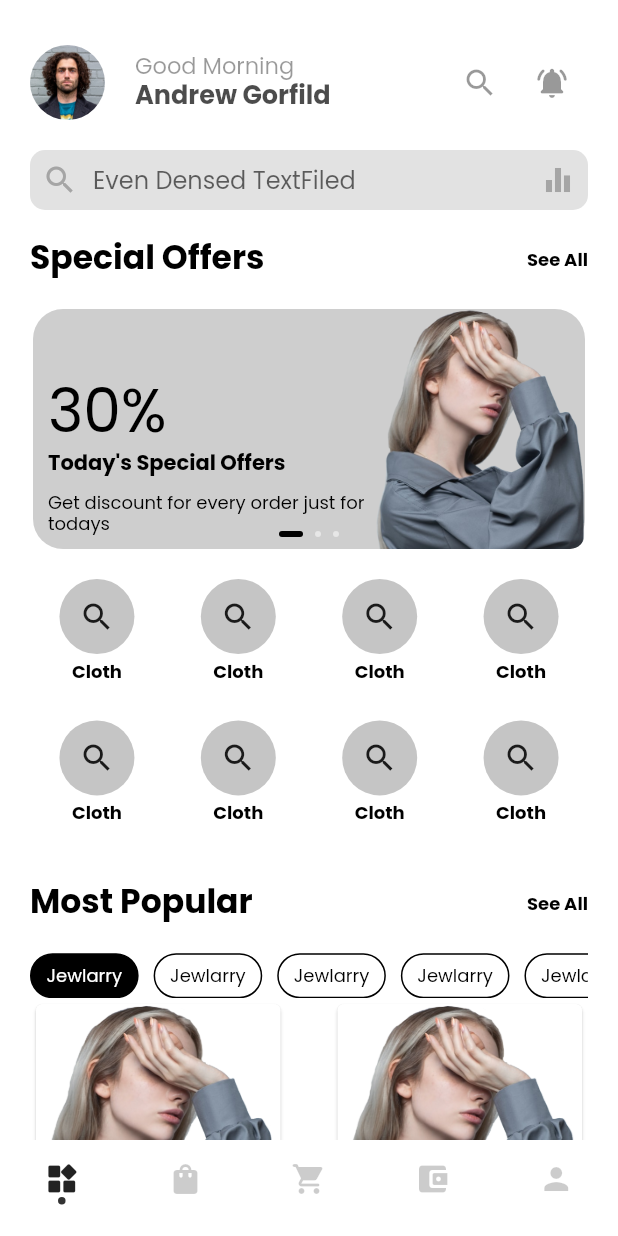
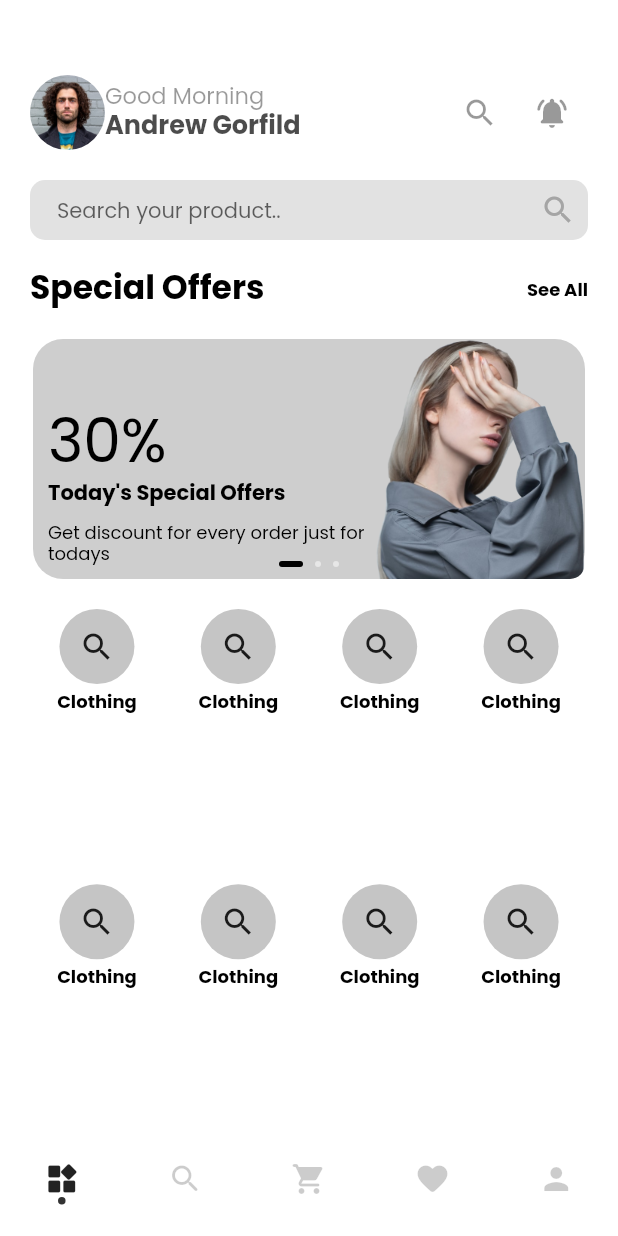
Before and after one commit to rizveejack/ecomapp, a Flutter app: the screen it shows after launch, on a phone screen of 412 x 824 dp. Run offline on Flutter 3.47's test engine with Material 2 defaults, Android fonts, the phone set to English and light mode, and no system bars.

Commit message:
fix search

```diff
--- a/lib/screens/home_screen/category_tabs.dart
+++ b/lib/screens/home_screen/category_tabs.dart
@@ -58,11 +58,13 @@ class _CategoryTabState extends State<CategoryTab> {
             shrinkWrap: true,
             scrollDirection: Axis.vertical,
             physics: const NeverScrollableScrollPhysics(),
-            gridDelegate: const SliverGridDelegateWithFixedCrossAxisCount(
-                crossAxisCount: 2,
-                crossAxisSpacing: 30,
-                mainAxisSpacing: 30,
-                childAspectRatio: 0.55),
+            gridDelegate: SliverGridDelegateWithFixedCrossAxisCount(
+              crossAxisCount: 2,
+              crossAxisSpacing: 20,
+              mainAxisSpacing: 20,
+              childAspectRatio: MediaQuery.of(context).size.width /
+                  (MediaQuery.of(context).size.height),
+            ),
             itemBuilder: (_, index) {
               return SizedBox(
                 width: double.infinity,
@@ -77,8 +79,9 @@ class _CategoryTabState extends State<CategoryTab> {
                       ),
                     ),
                     const CustomText(
+                      isellipsis: true,
                       text: "Product name like as bal sal",
-                      size: 16,
+                      size: 14,
                       textColor: Colors.black,
                     ),
                     const SizedBox(
--- a/lib/screens/home_screen/header_profile.dart
+++ b/lib/screens/home_screen/header_profile.dart
@@ -9,10 +9,13 @@ class HeaderProfile extends StatelessWidget {
 
   @override
   Widget build(BuildContext context) {
+    double width = MediaQuery.of(context).size.width / 5;
+
     return Row(
       mainAxisAlignment: MainAxisAlignment.spaceBetween,
       children: [
         Row(
+          mainAxisAlignment: MainAxisAlignment.spaceEvenly,
           children: [
             Container(
               width: 50,
@@ -23,9 +26,6 @@ class HeaderProfile extends StatelessWidget {
                     image: AssetImage("assets/images/man.jpg"),
                     fit: BoxFit.fitHeight),
               ),
-            ),
-            const SizedBox(
-              width: 20,
             ),
             Column(
               crossAxisAlignment: CrossAxisAlignment.start,
--- a/lib/screens/home_screen/home_screen.dart
+++ b/lib/screens/home_screen/home_screen.dart
@@ -18,7 +18,7 @@ class HomeScreen extends StatelessWidget {
       padding: const EdgeInsets.only(
         left: 20,
         right: 20,
-        top: 30,
+        top: 50,
       ),
       child: SingleChildScrollView(
         child: Column(
--- a/lib/screens/home_screen/populear_category.dart
+++ b/lib/screens/home_screen/populear_category.dart
@@ -10,10 +10,12 @@ class PopulearCategory extends StatelessWidget {
     return GridView.builder(
       physics: const NeverScrollableScrollPhysics(),
       shrinkWrap: true,
-      gridDelegate: const SliverGridDelegateWithFixedCrossAxisCount(
+      gridDelegate: SliverGridDelegateWithFixedCrossAxisCount(
         crossAxisCount: 4,
         crossAxisSpacing: 5,
         mainAxisSpacing: 5,
+        childAspectRatio: MediaQuery.of(context).size.width /
+            (MediaQuery.of(context).size.height),
       ),
       itemCount: 8,
       itemBuilder: (_, index) {
@@ -34,7 +36,7 @@ class PopulearCategory extends StatelessWidget {
                 height: 5,
               ),
               const CustomText(
-                text: "Cloth",
+                text: "Clothing",
                 size: 12,
                 textColor: Colors.black,
                 isHeading: true,
--- a/lib/screens/home_screen/search_bar.dart
+++ b/lib/screens/home_screen/search_bar.dart
@@ -16,24 +16,27 @@ class SearchBar extends StatelessWidget {
         borderRadius: BorderRadius.circular(10),
       ),
       child: Row(
+        mainAxisAlignment: MainAxisAlignment.center,
+        crossAxisAlignment: CrossAxisAlignment.center,
         children: [
-          Icon(
-            Icons.search,
-            color: Colors.grey.withOpacity(0.9),
-          ),
           Expanded(
             child: TextFormField(
+              cursorColor: Colors.black.withOpacity(0.3),
               decoration: const InputDecoration(
-                enabledBorder: InputBorder.none,
-                hintText: 'Even Densed TextFiled',
+                border: InputBorder.none,
+                hintText: 'Search your product..',
+                hintStyle: TextStyle(fontSize: 14),
+
                 isDense: true, // Added this
                 contentPadding: EdgeInsets.symmetric(horizontal: 10),
               ),
             ),
           ),
-          Icon(
-            Icons.equalizer,
-            color: Colors.grey.withOpacity(0.9),
+          InkWell(
+            child: Icon(
+              Icons.search,
+              color: Colors.grey.withOpacity(0.9),
+            ),
           ),
         ],
       ),
--- a/lib/screens/index_screen.dart
+++ b/lib/screens/index_screen.dart
@@ -67,7 +67,7 @@ class _MainScreenState extends State<MainScreen> {
               crossAxisAlignment: CrossAxisAlignment.center,
               children: [
                 const Icon(
-                  Icons.shopping_bag_rounded,
+                  Icons.search_rounded,
                 ),
                 Container(
                   width: 5,
@@ -109,7 +109,7 @@ class _MainScreenState extends State<MainScreen> {
               crossAxisAlignment: CrossAxisAlignment.center,
               children: [
                 const Icon(
-                  Icons.account_balance_wallet_rounded,
+                  Icons.favorite_rounded,
                 ),
                 Container(
                   width: 5,
--- a/lib/widgets/custom_text.dart
+++ b/lib/widgets/custom_text.dart
@@ -6,18 +6,21 @@ class CustomText extends StatelessWidget {
       required this.text,
       this.isHeading = false,
       this.textColor = Colors.white,
-      required this.size})
+      required this.size,
+      this.isellipsis = false})
       : super(key: key);
   final String text;
   final double size;
   final Color textColor;
   final bool isHeading;
+  final bool isellipsis;
 
   @override
   Widget build(BuildContext context) {
     return Text(
       text,
       style: TextStyle(
+        overflow: isellipsis ? TextOverflow.ellipsis : TextOverflow.visible,
         height: 1.2,
         fontSize: size,
         fontWeight: isHeading ? FontWeight.bold : FontWeight.normal,
```
